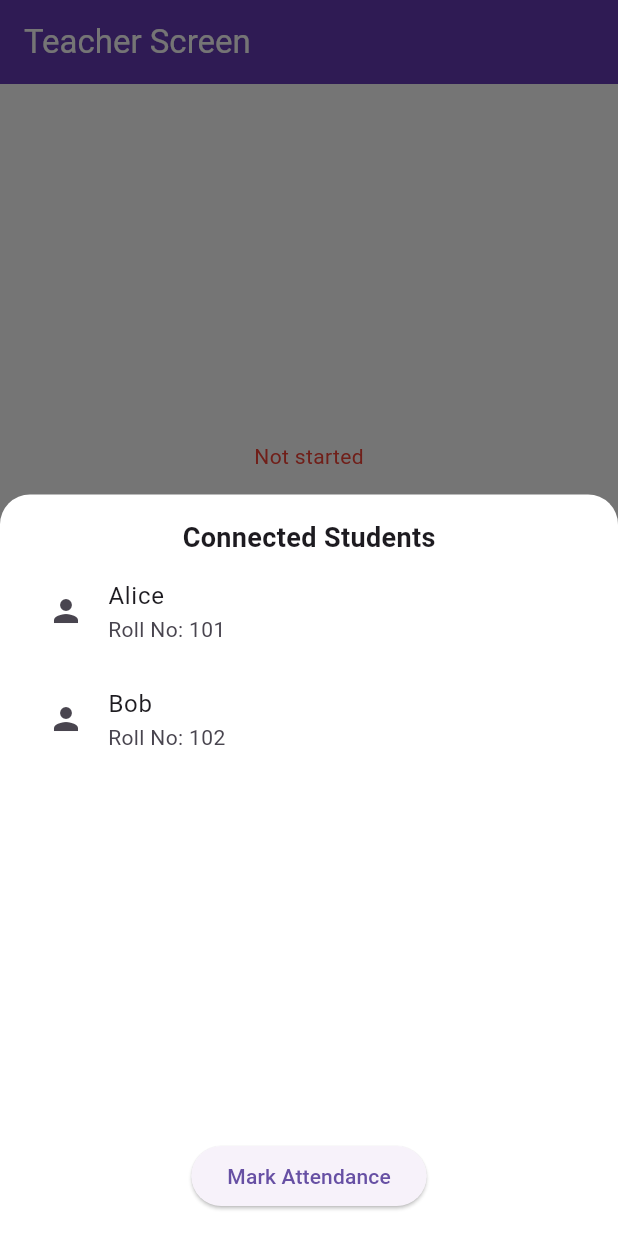
After one commit to Mrstark243/last, a Flutter app: the TeacherScreen screen opened directly, after a tap on "View Connected Students", on a phone screen of 412 x 824 dp. The commit adds this screen. Run offline on Flutter 3.47's test engine with Material 3 defaults, Android fonts, the light colour scheme and no system bars; our stand-ins replace device_info_plus, open_file, permission_handler, sqflite; missing offline and left inert: file_selector, network_info_plus, screen_brightness; accounts and stored records are empty.

Commit message:
started implementing attendance feature

```diff
--- a/lib/db/database_helper.dart
+++ b/lib/db/database_helper.dart
@@ -1,6 +1,7 @@
 import 'package:sqflite/sqflite.dart';
 import 'package:path/path.dart';
 import '../models/user_model.dart';
+import '../models/attendance_model.dart'; // Import attendance model
 
 class DatabaseHelper {
   static final DatabaseHelper _instance = DatabaseHelper._internal();
@@ -32,9 +33,20 @@ class DatabaseHelper {
             subject TEXT
           )
         ''');
+
+        await db.execute('''
+          CREATE TABLE attendance (
+            id INTEGER PRIMARY KEY AUTOINCREMENT,
+            name TEXT,
+            roll_number TEXT,
+            date TEXT
+          )
+        ''');
       },
     );
   }
+
+  // ------------------ User Auth ------------------
 
   Future<int> insertUser(User user) async {
     final db = await database;
@@ -59,4 +71,28 @@ class DatabaseHelper {
     final res = await db.query('users', where: 'email = ?', whereArgs: [email]);
     return res.isNotEmpty;
   }
+
+  // ------------------ Attendance ------------------
+
+  Future<void> insertAttendance(Attendance attendance) async {
+    final db = await database;
+    await db.insert('attendance', attendance.toMap());
+  }
+
+  Future<List<Attendance>> getAttendanceByDate(String date) async {
+    final db = await database;
+    final List<Map<String, dynamic>> maps = await db.query(
+      'attendance',
+      where: 'date = ?',
+      whereArgs: [date],
+    );
+    return maps.map((map) => Attendance.fromMap(map)).toList();
+  }
+
+  Future<List<String>> getAllAttendanceDates() async {
+    final db = await database;
+    final List<Map<String, dynamic>> maps = await db
+        .rawQuery('SELECT DISTINCT date FROM attendance ORDER BY date DESC');
+    return maps.map((map) => map['date'] as String).toList();
+  }
 }
--- /dev/null
+++ b/lib/models/attendance_model.dart
@@ -0,0 +1,28 @@
+// models/attendance_model.dart
+class Attendance {
+  final String name;
+  final String rollNumber;
+  final String date;
+
+  Attendance({
+    required this.name,
+    required this.rollNumber,
+    required this.date,
+  });
+
+  Map<String, dynamic> toMap() {
+    return {
+      'name': name,
+      'roll_number': rollNumber,
+      'date': date,
+    };
+  }
+
+  factory Attendance.fromMap(Map<String, dynamic> map) {
+    return Attendance(
+      name: map['name'],
+      rollNumber: map['roll_number'],
+      date: map['date'],
+    );
+  }
+}
--- /dev/null
+++ b/lib/screens/connected_students_sheet.dart
@@ -0,0 +1,70 @@
+// screens/connected_students_sheet.dart
+import 'package:flutter/material.dart';
+import '../models/attendance_model.dart';
+import '../services/attendance_service.dart';
+import 'package:intl/intl.dart';
+
+class ConnectedStudentsSheet extends StatelessWidget {
+  final List<Map<String, String>>
+      connectedStudents; // [{'name': 'John', 'roll': '101'}]
+
+  ConnectedStudentsSheet({required this.connectedStudents});
+
+  void _markAttendance(BuildContext context) async {
+    final service = AttendanceService();
+    final date = DateFormat('yyyy-MM-dd').format(DateTime.now());
+
+    final records = connectedStudents.map((student) {
+      return Attendance(
+        name: student['name'] ?? '',
+        rollNumber: student['roll'] ?? '',
+        date: date,
+      );
+    }).toList();
+
+    await service.markAttendance(records);
+    Navigator.pop(context);
+    ScaffoldMessenger.of(context).showSnackBar(
+      SnackBar(
+          content: Text('Attendance marked for ${records.length} students')),
+    );
+  }
+
+  @override
+  Widget build(BuildContext context) {
+    return DraggableScrollableSheet(
+      initialChildSize: 0.6,
+      builder: (context, scrollController) => Container(
+        padding: EdgeInsets.all(16),
+        decoration: BoxDecoration(
+          color: Colors.white,
+          borderRadius: BorderRadius.vertical(top: Radius.circular(20)),
+        ),
+        child: Column(
+          children: [
+            Text("Connected Students",
+                style: TextStyle(fontSize: 18, fontWeight: FontWeight.bold)),
+            Expanded(
+              child: ListView.builder(
+                controller: scrollController,
+                itemCount: connectedStudents.length,
+                itemBuilder: (context, index) {
+                  final student = connectedStudents[index];
+                  return ListTile(
+                    leading: Icon(Icons.person),
+                    title: Text(student['name'] ?? ''),
+                    subtitle: Text("Roll No: ${student['roll'] ?? ''}"),
+                  );
+                },
+              ),
+            ),
+            ElevatedButton(
+              onPressed: () => _markAttendance(context),
+              child: Text("Mark Attendance"),
+            )
+          ],
+        ),
+      ),
+    );
+  }
+}
--- a/lib/screens/teacher_screen.dart
+++ b/lib/screens/teacher_screen.dart
@@ -7,6 +7,8 @@ import 'package:pro3/services/socket_service.dart';
 import 'package:pro3/services/screen_capture_service.dart';
 import 'package:pro3/services/foreground_service.dart';
 import 'package:file_selector/file_selector.dart';
+import 'package:pro3/screens/connected_students_sheet.dart';
+import 'package:pro3/screens/attendance_list_screen.dart';
 
 class TeacherScreen extends StatefulWidget {
   const TeacherScreen({super.key});
@@ -23,6 +25,12 @@ class _TeacherScreenState extends State<TeacherScreen> {
   String _status = 'Not started';
 
   static const platform = MethodChannel('com.example.pro3/screen_capture');
+
+  // Dummy connected students list (replace with actual data from UDP/WebSocket)
+  final List<Map<String, String>> connectedStudents = [
+    {'name': 'Alice', 'roll': '101'},
+    {'name': 'Bob', 'roll': '102'},
+  ];
 
   @override
   void initState() {
@@ -108,6 +116,24 @@ class _TeacherScreenState extends State<TeacherScreen> {
     }
   }
 
+  void _openConnectedStudentsSheet() {
+    showModalBottomSheet(
+      context: context,
+      isScrollControlled: true,
+      backgroundColor: Colors.transparent,
+      builder: (_) => ConnectedStudentsSheet(
+        connectedStudents: connectedStudents,
+      ),
+    );
+  }
+
+  void _navigateToAttendanceList() {
+    Navigator.push(
+      context,
+      MaterialPageRoute(builder: (_) => AttendanceListScreen()),
+    );
+  }
+
   @override
   Widget build(BuildContext context) {
     return Scaffold(
@@ -115,12 +141,13 @@ class _TeacherScreenState extends State<TeacherScreen> {
         title: const Text('Teacher Screen'),
       ),
       body: Center(
+        child: SingleChildScrollView(
           child: Column(
             mainAxisAlignment: MainAxisAlignment.center,
             children: [
               Text(_status,
-                style:
-                    TextStyle(color: _isCapturing ? Colors.green : Colors.red)),
+                  style: TextStyle(
+                      color: _isCapturing ? Colors.green : Colors.red)),
               const SizedBox(height: 20),
               ElevatedButton.icon(
                 icon: Icon(_isCapturing ? Icons.stop : Icons.play_arrow),
@@ -134,7 +161,20 @@ class _TeacherScreenState extends State<TeacherScreen> {
                 label: const Text('Upload Note'),
                 onPressed: _uploadNote,
               ),
+              const SizedBox(height: 20),
+              ElevatedButton.icon(
+                icon: const Icon(Icons.people),
+                label: const Text('View Connected Students'),
+                onPressed: _openConnectedStudentsSheet,
+              ),
+              const SizedBox(height: 20),
+              ElevatedButton.icon(
+                icon: const Icon(Icons.list),
+                label: const Text('View Attendance'),
+                onPressed: _navigateToAttendanceList,
+              ),
             ],
+          ),
         ),
       ),
     );
--- /dev/null
+++ b/lib/services/attendance_service.dart
@@ -0,0 +1,21 @@
+// services/attendance_service.dart
+import '../db/database_helper.dart';
+import '../models/attendance_model.dart';
+
+class AttendanceService {
+  final dbHelper = DatabaseHelper();
+
+  Future<void> markAttendance(List<Attendance> list) async {
+    for (final att in list) {
+      await dbHelper.insertAttendance(att);
+    }
+  }
+
+  Future<List<Attendance>> getAttendanceByDate(String date) async {
+    return await dbHelper.getAttendanceByDate(date);
+  }
+
+  Future<List<String>> getAllDates() async {
+    return await dbHelper.getAllAttendanceDates();
+  }
+}
--- a/pubspec.yaml
+++ b/pubspec.yaml
@@ -22,6 +22,7 @@ dependencies:
   sqflite: ^2.3.2+1
   file_selector: ^1.0.3
   open_file: ^3.2.1
+  intl: ^0.18.1
 
 
 
```
Also changed, not shown: lib/screens/attendance_list_screen.dart (added, +82 -0 lines), pubspec.lock. Lines whose indentation alone changed are shown as unchanged.
